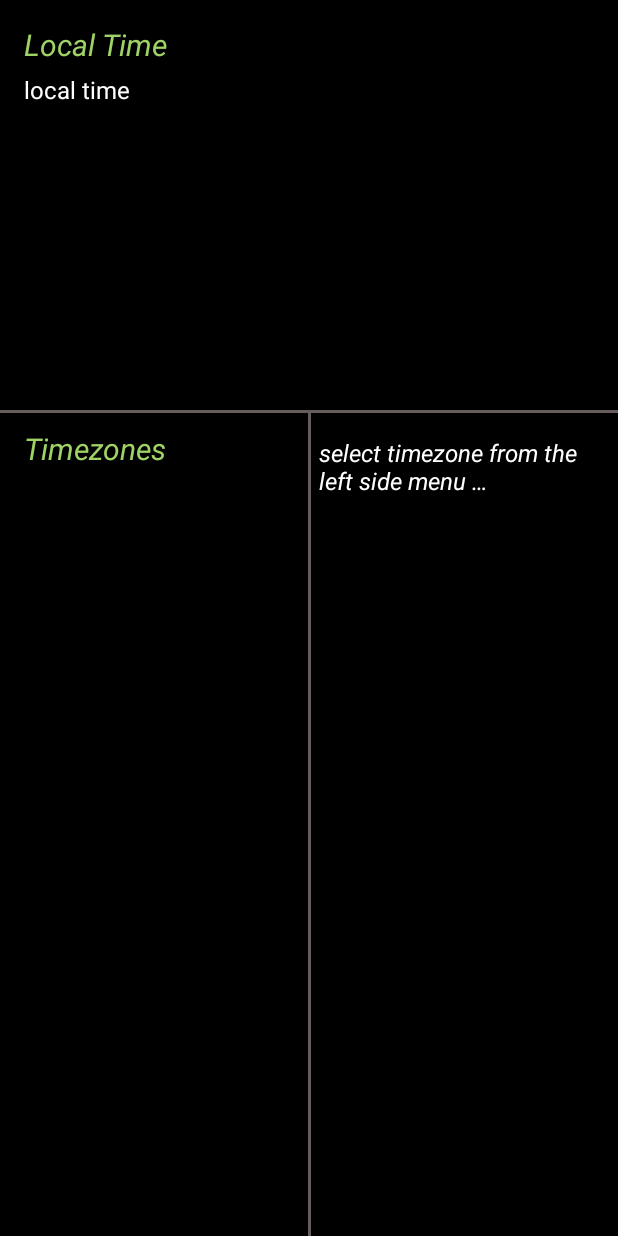
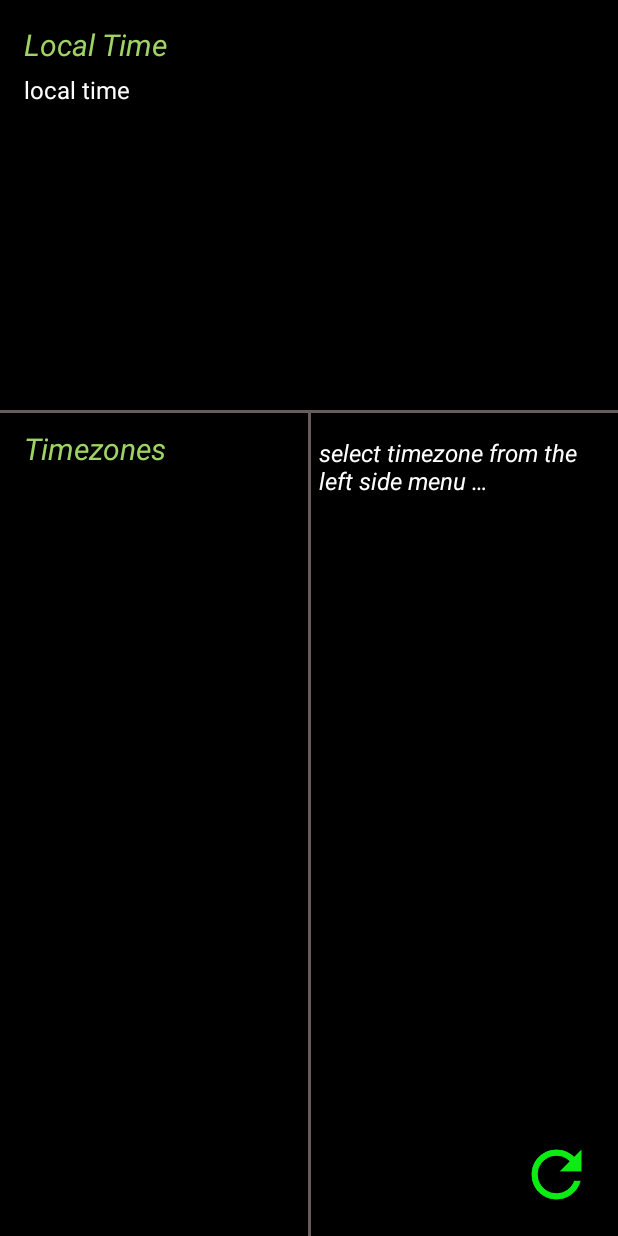
Before and after one commit to iskmz/TimeTools, an Android app: the ClockActivity screen opened directly, with no data from a screen before it, on a phone screen of 412 x 824 dp. Run offline under Robolectric (Android 15) with nearby library versions, the phone set to English and light mode, and no system bars; network calls fail.

Commit message:
clocksActivity: added refresh button ,  fixed FileNotFoundException

```diff
--- a/app/src/main/res/layout/activity_clock.xml
+++ b/app/src/main/res/layout/activity_clock.xml
@@ -1,7 +1,16 @@
+<RelativeLayout
+        android:layout_height="match_parent" android:layout_width="match_parent"
+        android:orientation="vertical"
+        android:textDirection="ltr"
+        android:layoutDirection="ltr"
+        xmlns:android="http://schemas.android.com/apk/res/android">
+
+
     <LinearLayout
             android:layout_height="match_parent"
             android:layout_width="match_parent"
             android:orientation="vertical"
+            android:layout_centerInParent="true"
             android:layoutDirection="ltr"
             android:textDirection="ltr"
             android:background="#000000"
@@ -90,6 +99,7 @@
                         android:layout_marginTop="5dp" android:layout_marginStart="5dp"
                         android:gravity="start"/>
 
+
                 </LinearLayout>
 
 
@@ -98,3 +108,14 @@
 
 
     </LinearLayout>
+
+
+    <ImageButton
+            android:id="@+id/btnClocksRefresh"
+            android:layout_width="50dp" android:layout_height="50dp"
+            android:layout_alignParentBottom="true" android:layout_alignParentEnd="true"
+            android:layout_marginEnd="16dp" android:layout_marginBottom="16dp"
+            android:background="@drawable/ic_stopwatch_reset" android:backgroundTint="#0DEB15"/>
+
+
+</RelativeLayout>
```
Also changed, not shown: app/src/main/java/com/iskandar/timetools/ClockActivity.kt (+33 -6 lines). Lines whose indentation alone changed are shown as unchanged.
